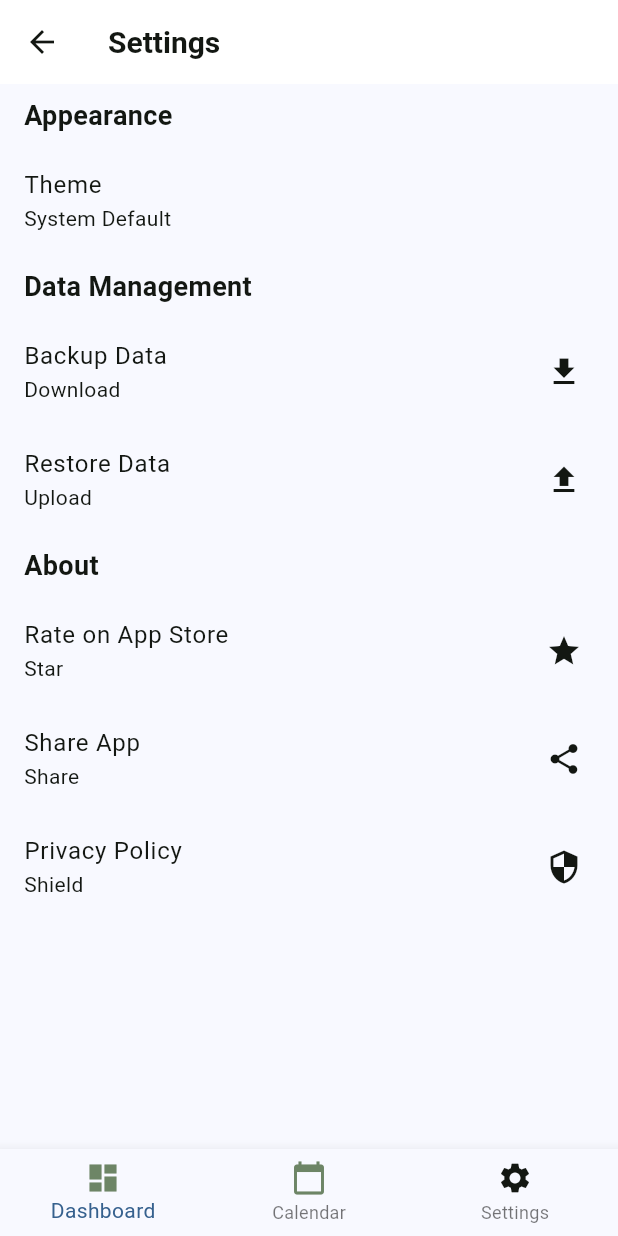
After one commit to Mihir3646/HabitHero, a Flutter app: the SettingsScreen screen opened directly, on a phone screen of 412 x 824 dp. The commit adds this screen. Run offline on Flutter 3.47's test engine with Material 3 defaults, Android fonts, the phone set to English and light mode, and no system bars; our stand-ins replace shared_preferences; accounts and stored records are empty.

Commit message:
Init commit

```diff
--- a/lib/models/habit.dart
+++ b/lib/models/habit.dart
@@ -4,9 +4,12 @@ import 'package:uuid/uuid.dart';
 class Habit {
   final String id;
   final String name;
+  final String description;
   final Color color;
   final IconData icon;
-  final DateTime reminderTime;
+  final DateTime createdAt;
+  final List<DateTime> completedDates;
+  final TimeOfDay? reminderTime;
   final int frequency;
   final Map<DateTime, bool> completions;
   final int streak;
@@ -15,22 +18,42 @@ class Habit {
   Habit({
     String? id,
     required this.name,
+    required this.description,
     required this.color,
     required this.icon,
-    required this.reminderTime,
-    required this.frequency,
+    required this.createdAt,
+    this.completedDates = const [],
+    this.reminderTime,
+    this.frequency = 1,
     Map<DateTime, bool>? completions,
     this.streak = 0,
     this.isArchived = false,
   }) : id = id ?? const Uuid().v4(),
        completions = completions ?? {};
 
+  bool get isCompletedToday {
+    final today = DateTime.now().toLocal();
+    return completedDates.any((date) {
+      return date.year == today.year &&
+          date.month == today.month &&
+          date.day == today.day;
+    });
+  }
+
+  double get completionPercentage {
+    if (completedDates.isEmpty) return 0.0;
+    final daysSinceCreation = DateTime.now().difference(createdAt).inDays;
+    return (completedDates.length / daysSinceCreation) * 100;
+  }
+
   Habit copyWith({
     String? id,
     String? name,
+    String? description,
     Color? color,
     IconData? icon,
-    DateTime? reminderTime,
+    List<DateTime>? completedDates,
+    TimeOfDay? reminderTime,
     int? frequency,
     Map<DateTime, bool>? completions,
     int? streak,
@@ -39,8 +62,11 @@ class Habit {
     return Habit(
       id: id ?? this.id,
       name: name ?? this.name,
+      description: description ?? this.description,
       color: color ?? this.color,
       icon: icon ?? this.icon,
+      createdAt: createdAt,
+      completedDates: completedDates ?? this.completedDates,
       reminderTime: reminderTime ?? this.reminderTime,
       frequency: frequency ?? this.frequency,
       completions: completions ?? this.completions,
@@ -53,9 +79,12 @@ class Habit {
     return {
       'id': id,
       'name': name,
+      'description': description,
       'color': color.value,
       'icon': icon.codePoint,
-      'reminderTime': reminderTime.toIso8601String(),
+      'createdAt': createdAt.toIso8601String(),
+      'completedDates': completedDates.map((date) => date.toIso8601String()).toList(),
+      'reminderTime': reminderTime == null ? null : {'hour': reminderTime?.hour, 'minute': reminderTime?.minute},
       'frequency': frequency,
       'completions': completions.map((key, value) => MapEntry(
         key.toIso8601String(),
@@ -70,9 +99,12 @@ class Habit {
     return Habit(
       id: json['id'],
       name: json['name'],
+      description: json['description'],
       color: Color(json['color']),
       icon: IconData(json['icon'], fontFamily: 'MaterialIcons'),
-      reminderTime: DateTime.parse(json['reminderTime']),
+      createdAt: DateTime.parse(json['createdAt']),
+      completedDates: (json['completedDates'] as List).map((date) => DateTime.parse(date)).toList(),
+      reminderTime: json['reminderTime'] != null ? TimeOfDay(hour: json['reminderTime']['hour'], minute: json['reminderTime']['minute']) : null,
       frequency: json['frequency'],
       completions: Map.from(json['completions']).map((key, value) =>
           MapEntry(DateTime.parse(key), value)),
--- a/lib/screens/calendar_view_screen.dart
+++ b/lib/screens/calendar_view_screen.dart
@@ -141,7 +141,7 @@ class _SummaryCard extends StatelessWidget {
         borderRadius: BorderRadius.circular(12),
         boxShadow: [
           BoxShadow(
-            color: Colors.black.withOpacity(0.05),
+            color: Colors.black.withAlpha((0.05 * 255).toInt()),
             blurRadius: 10,
             offset: const Offset(0, 4),
           ),
--- a/lib/screens/home_screen.dart
+++ b/lib/screens/home_screen.dart
@@ -1,8 +1,4 @@
 import 'package:flutter/material.dart';
-import 'package:provider/provider.dart';
-import '../providers/habit_provider.dart';
-import '../widgets/habit_tile.dart';
-import '../widgets/add_habit_bottom_sheet.dart';
 
 class HomeScreen extends StatelessWidget {
   const HomeScreen({super.key});
--- a/lib/screens/onboarding_features_screen.dart
+++ b/lib/screens/onboarding_features_screen.dart
@@ -107,7 +107,7 @@ class OnboardingFeaturesScreen extends StatelessWidget {
         borderRadius: BorderRadius.circular(12),
         boxShadow: [
           BoxShadow(
-            color: Colors.black.withOpacity(0.05),
+            color: Colors.black.withAlpha((0.05 * 255).toInt()),
             blurRadius: 10,
             offset: const Offset(0, 4),
           ),
--- a/lib/screens/onboarding_privacy_screen.dart
+++ b/lib/screens/onboarding_privacy_screen.dart
@@ -46,13 +46,13 @@ class OnboardingPrivacyScreen extends StatelessWidget {
                   Container(
                     padding: const EdgeInsets.all(24),
                     decoration: BoxDecoration(
-                      color: const Color(0xFFBFDBFE).withOpacity(0.5),
+                      color: const Color(0xFFBFDBFE).withAlpha((0.5 * 255).toInt()),
                       shape: BoxShape.circle,
                     ),
                     child: Container(
                       padding: const EdgeInsets.all(20),
                       decoration: BoxDecoration(
-                        color: const Color(0xFF93C5FD).withOpacity(0.6),
+                        color: const Color(0xFF93C5FD).withAlpha((0.6 * 255).toInt()),
                         shape: BoxShape.circle,
                       ),
                       child: const Icon(
--- a/lib/screens/onboarding_screen.dart
+++ b/lib/screens/onboarding_screen.dart
@@ -23,7 +23,7 @@ class OnboardingScreen extends StatelessWidget {
                       shape: BoxShape.circle,
                       boxShadow: [
                         BoxShadow(
-                          color: Colors.black.withOpacity(0.1),
+                          color: Colors.black.withAlpha((0.1 * 255).toInt()),
                           blurRadius: 10,
                           offset: const Offset(0, 4),
                         ),
--- /dev/null
+++ b/lib/screens/settings_screen.dart
@@ -0,0 +1,87 @@
+import 'package:flutter/material.dart';
+
+class SettingsScreen extends StatelessWidget {
+  const SettingsScreen({super.key});
+
+  @override
+  Widget build(BuildContext context) {
+    return Scaffold(
+      appBar: AppBar(
+        title: Text('Settings',
+            style: TextStyle(
+              color: Color(0xFF131712),
+              fontWeight: FontWeight.bold,
+              fontSize: 20,
+            )),
+        backgroundColor: Colors.white,
+        leading: IconButton(
+          icon: Icon(Icons.arrow_back, color: Color(0xFF131712)),
+          onPressed: () => Navigator.of(context).pop(),
+        ),
+      ),
+      body: ListView(
+        children: [
+          _buildSectionHeader('Appearance'),
+          _buildListTile('Theme', 'System Default'),
+          _buildSectionHeader('Data Management'),
+          _buildListTile('Backup Data', 'Download', icon: Icons.download),
+          _buildListTile('Restore Data', 'Upload', icon: Icons.upload),
+          _buildSectionHeader('About'),
+          _buildListTile('Rate on App Store', 'Star', icon: Icons.star),
+          _buildListTile('Share App', 'Share', icon: Icons.share),
+          _buildListTile('Privacy Policy', 'Shield', icon: Icons.security),
+        ],
+      ),
+      bottomNavigationBar: BottomNavigationBar(
+        items: [
+          BottomNavigationBarItem(
+            icon: Icon(Icons.dashboard, color: Color(0xFF6d8566)),
+            label: 'Dashboard',
+          ),
+          BottomNavigationBarItem(
+            icon: Icon(Icons.calendar_today, color: Color(0xFF6d8566)),
+            label: 'Calendar',
+          ),
+          BottomNavigationBarItem(
+            icon: Icon(Icons.settings, color: Color(0xFF131712)),
+            label: 'Settings',
+          ),
+        ],
+      ),
+    );
+  }
+
+  Widget _buildSectionHeader(String title) {
+    return Padding(
+      padding: const EdgeInsets.symmetric(horizontal: 16.0, vertical: 8.0),
+      child: Text(
+        title,
+        style: TextStyle(
+          color: Color(0xFF131712),
+          fontWeight: FontWeight.bold,
+          fontSize: 18,
+        ),
+      ),
+    );
+  }
+
+  Widget _buildListTile(String title, String subtitle, {IconData? icon}) {
+    return ListTile(
+      title: Text(
+        title,
+        style: TextStyle(
+          color: Color(0xFF131712),
+          fontSize: 16,
+        ),
+      ),
+      subtitle: Text(
+        subtitle,
+        style: TextStyle(
+          color: Color(0xFF131712),
+          fontSize: 14,
+        ),
+      ),
+      trailing: icon != null ? Icon(icon, color: Color(0xFF131712)) : null,
+    );
+  }
+}
```
Also changed, not shown: lib/providers/habit_provider.dart (+4 -3 lines), lib/screens/add_habit_screen.dart (+5 -2 lines), lib/widgets/add_habit_bottom_sheet.dart (+3 -7 lines), 3 other files.
